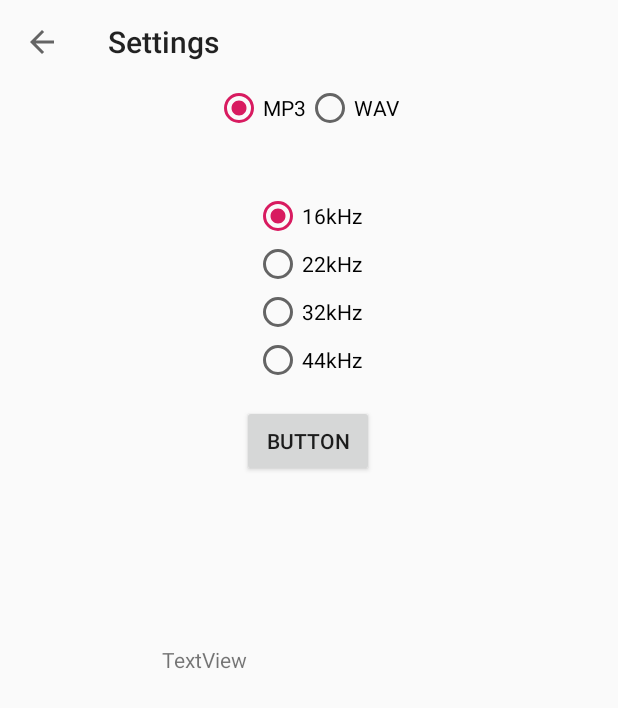
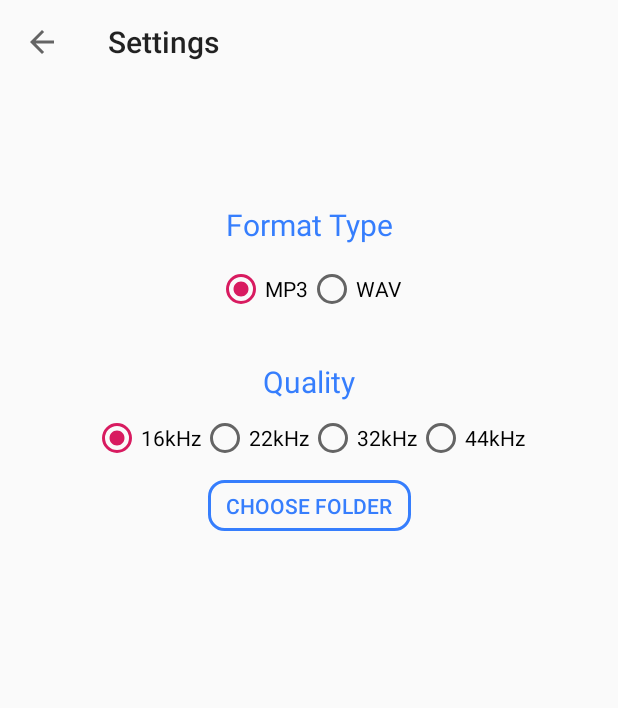
Before and after one commit to ChuHieu02/AudioRecorder, an Android app: the screen it shows after launch (SettingsActivity), after a tap on an icon or button, on a phone screen of 412 x 824 dp. Shown: the top 708 px of the screen. Run offline under Robolectric (Android 15) with nearby library versions, the phone set to English and light mode, and no system bars; libraries missing offline, so code that uses them is left out: com.codekidlabs.storagechooser, com.nbsp.materialfilepicker, lib.folderpicker.

Commit message:
MODAUDIORECORDER-36 Triển khai cho phép chọn thư mục trong máy để lưu file.

```diff
--- a/app/build.gradle
+++ b/app/build.gradle
@@ -31,7 +31,8 @@ dependencies {
     implementation 'com.squareup.picasso:picasso:2.71828'
     implementation 'com.android.support:design:28.0.0'
     implementation 'androidx.cardview:cardview:1.0.0'
-
+    implementation 'lib.kashif:folderpicker:2.4'
+    implementation 'com.github.codekidX:storage-chooser:2.0.4.4'
     implementation 'com.squareup.picasso:picasso:2.71828'
     implementation 'androidx.navigation:navigation-fragment:2.1.0'
     implementation 'androidx.navigation:navigation-ui:2.1.0'
--- a/app/src/main/AndroidManifest.xml
+++ b/app/src/main/AndroidManifest.xml
@@ -19,6 +19,7 @@
             android:theme="@style/AppTheme.NoActionBar"></activity>
         <activity
             android:name=".activity.SettingsActivity"
+            android:configChanges="orientation|screenSize"
             android:theme="@style/AppTheme.NoActionBar" />
         <activity
             android:name=".activity.DetailAudioActivity"
--- a/app/src/main/java/com/audiorecorder/voicerecorderhd/editor/MainActivity.java
+++ b/app/src/main/java/com/audiorecorder/voicerecorderhd/editor/MainActivity.java
@@ -4,6 +4,7 @@ import android.Manifest;
 import android.content.Context;
 import android.content.Intent;
 import android.content.SharedPreferences;
+import android.content.pm.PackageManager;
 import android.media.MediaPlayer;
 import android.media.MediaRecorder;
 import android.os.Build;
@@ -13,15 +14,20 @@ import android.os.SystemClock;
 import android.view.View;
 import android.webkit.PermissionRequest;
 import android.widget.Chronometer;
+import android.widget.FrameLayout;
 import android.widget.ImageView;
 import android.widget.Toast;
 
 import androidx.annotation.RequiresApi;
 import androidx.appcompat.app.AppCompatActivity;
 import androidx.appcompat.widget.Toolbar;
+import androidx.coordinatorlayout.widget.CoordinatorLayout;
+import androidx.core.app.ActivityCompat;
+import androidx.core.content.ContextCompat;
 
 import com.audiorecorder.voicerecorderhd.editor.activity.LibraryActivity;
 import com.audiorecorder.voicerecorderhd.editor.activity.SettingsActivity;
+import com.google.android.material.snackbar.Snackbar;
 
 import java.io.File;
 import java.io.IOException;
@@ -37,6 +43,7 @@ public class MainActivity extends AppCompatActivity implements View.OnClickListe
     private String outputFile;
     private int recordingStatus;
     private int pauseStatus;
+    private FrameLayout frameLayout;
     private long pauseOffsetChorno;
     private boolean isRunning;
     private Chronometer chronometerTimer;
@@ -46,7 +53,7 @@ public class MainActivity extends AppCompatActivity implements View.OnClickListe
     public static final String FORMAT_QUALITY = "formatQuality";
     public static final  String RECORDER_FOLDER = "DemoRecorderApp";
     public static final int SAMPLE_RATR_QUALITY = 1000;
-
+    public static final String DIRECTION_CHOOSER_PATH = "directionPath";
     @Override
     protected void onCreate(Bundle savedInstanceState) {
         super.onCreate(savedInstanceState);
@@ -56,32 +63,6 @@ public class MainActivity extends AppCompatActivity implements View.OnClickListe
         recordingStatus = 0;
         pauseStatus = 0;
         onRecordAudio();
-//        Dexter.withActivity(MainActivity.this)
-//                .withPermissions(Manifest.permission.WRITE_EXTERNAL_STORAGE,
-//                        Manifest.permission.READ_EXTERNAL_STORAGE,
-//                        Manifest.permission.RECORD_AUDIO,Manifest.permission.WRITE_SETTINGS)
-//                .withListener(new MultiplePermissionsListener(){
-//
-//                    @Override
-//                    public void onPermissionsChecked(MultiplePermissionsReport report) {
-//
-//                    }
-//
-//                    @Override
-//                    public void onPermissionRationaleShouldBeShown(List<PermissionRequest> permissions, PermissionToken token) {
-//
-//                    }
-//                })
-//                .check();
-//
-//        MultiplePermissionsListener dialogMultiplePermissionsListener =
-//                DialogOnAnyDeniedMultiplePermissionsListener.Builder
-//                        .withContext(MainActivity.this)
-//                        .withTitle("External Store & audio permission")
-//                        .withMessage("Both camera and audio permission are needed to take pictures of your cat")
-//                        .withButtonText(android.R.string.ok)
-//                        .withIcon(R.mipmap.ic_launcher)
-//                        .build();
 
     }
 
@@ -94,27 +75,26 @@ public class MainActivity extends AppCompatActivity implements View.OnClickListe
         ivPauseResume =(ImageView) findViewById(R.id.imageViewPauseResume);
         ivRecord =(ImageView) findViewById(R.id.imageViewRecord);
         ivPauseResume.setEnabled(false);
-
         ivBottomSettings.setOnClickListener(this);
         ivBottomLibrary.setOnClickListener(this);
 
     }
 
-
-
     private void createFile() {
-        File file = new File(Environment.getExternalStorageDirectory() + File.separator + "Recorder");
+//        File file = new File(Environment.getExternalStorageDirectory() + File.separator + "Recorder");
         SharedPreferences sharedPreferences= this.getSharedPreferences("audioSetting", Context.MODE_PRIVATE);
         if(sharedPreferences!= null){
             int checkStatus = sharedPreferences.getInt(FORMAT_TYPE,0);
+            String pathDirector = sharedPreferences.getString(DIRECTION_CHOOSER_PATH,Environment.getExternalStorageDirectory() + File.separator + "Recorder");
+            File file = new File(pathDirector);
             if(checkStatus == 0){
                 outputFile ="/"+ file.getAbsolutePath()+"/RecordFile"+System.currentTimeMillis()+".mp3";
             }else if(checkStatus == 1){
                 outputFile ="/"+ file.getAbsolutePath()+"/RecordFile"+System.currentTimeMillis()+".wav";
             }
-        }
-        if (!file.exists()) {
-            file.mkdirs();
+            if (!file.exists()) {
+                file.mkdirs();
+            }
         }
     }
 
@@ -309,4 +289,5 @@ public class MainActivity extends AppCompatActivity implements View.OnClickListe
         chronometerTimer.setBase(SystemClock.elapsedRealtime());
         pauseOffsetChorno = 0;
     }
+
 }
--- a/app/src/main/java/com/audiorecorder/voicerecorderhd/editor/activity/SettingsActivity.java
+++ b/app/src/main/java/com/audiorecorder/voicerecorderhd/editor/activity/SettingsActivity.java
@@ -4,6 +4,7 @@ import android.content.Context;
 import android.content.Intent;
 import android.content.SharedPreferences;
 import android.os.Bundle;
+import android.os.Environment;
 import android.util.Log;
 import android.view.View;
 import android.widget.Button;
@@ -15,11 +16,18 @@ import android.widget.Toast;
 import androidx.appcompat.app.AppCompatActivity;
 import androidx.appcompat.widget.Toolbar;
 
+import com.audiorecorder.voicerecorderhd.editor.MainActivity;
 import com.audiorecorder.voicerecorderhd.editor.R;
+import com.codekidlabs.storagechooser.StorageChooser;
 import com.nbsp.materialfilepicker.MaterialFilePicker;
 import com.nbsp.materialfilepicker.ui.FilePickerActivity;
 
+import java.io.File;
+
+import lib.folderpicker.FolderPicker;
+
 public class SettingsActivity extends AppCompatActivity {
+    private static final String STATIC_PATH = Environment.getExternalStorageDirectory().getAbsolutePath() ;
     private Toolbar toolbar;
     private RadioGroup radioGroupFormatType,radioGroupSetQuality;
     private RadioButton radioButtonMp3, radioButtonWav;
@@ -30,6 +38,7 @@ public class SettingsActivity extends AppCompatActivity {
     public static final String FORMAT_TYPE = "formatType";
     public static final String FORMAT_QUALITY = "formatQuality";
     public static final String AUDIO_SETTING = "audioSetting";
+    public static final String DIRECTION_CHOOSER_PATH = "directionPath";
     private String pathDirection;
 
 
@@ -61,38 +70,40 @@ public class SettingsActivity extends AppCompatActivity {
         buttonChooseFolder.setOnClickListener(new View.OnClickListener() {
             @Override
             public void onClick(View v) {
-                new MaterialFilePicker()
+                SharedPreferences sharedPreferences= getSharedPreferences(AUDIO_SETTING, Context.MODE_PRIVATE);
+                StorageChooser chooser = new StorageChooser.Builder()
                         .withActivity(SettingsActivity.this)
-                        .withRequestCode(1000)
-                        // .withFilter(Pattern.compile(".*\\.mp3$")) // Filtering files and directories by file name using regexp
-                        .withFilterDirectories(true) // Set directories filterable (false by default)
-                        .withHiddenFiles(true) // Show hidden files and folders
-                        .start();
+                        .withPredefinedPath(STATIC_PATH)
+                        .actionSave(true)
+                        .withFragmentManager(getFragmentManager())
+                        .allowCustomPath(true)
+                        .allowAddFolder(true)
+                        .withPreference(sharedPreferences)
+                        .setType(StorageChooser.DIRECTORY_CHOOSER)
+                        .withMemoryBar(true)
+                        .build()
+                        ;
+                chooser.show();
+                chooser.setOnSelectListener(new StorageChooser.OnSelectListener() {
+                    @Override
+                    public void onSelect(String path) {
+                        Log.e("SELECTED_PATH", path);
+                        SharedPreferences sharedPreferences= getSharedPreferences(AUDIO_SETTING, Context.MODE_PRIVATE);
+                        final SharedPreferences.Editor editor = sharedPreferences.edit();
+                        editor.putString(DIRECTION_CHOOSER_PATH,path);
+                        editor.apply();
+                        Toast.makeText(getApplicationContext(), path, Toast.LENGTH_LONG).show();
+                    }
+                });
             }
         });
     }
-    @Override
-    protected void onActivityResult(int requestCode, int resultCode, Intent data) {
-        super.onActivityResult(requestCode, resultCode, data);
 
-        if (requestCode == 1 && resultCode == RESULT_OK) {
-            String filePath = data.getStringExtra(FilePickerActivity.RESULT_FILE_PATH);
-            // Do anything with file
-            textView.setText(filePath);
-            if (filePath != null) {
-                Log.d("Path (fragment): ", filePath);
-                Toast.makeText(SettingsActivity.this, "Picked file in fragment: " + filePath, Toast.LENGTH_LONG).show();
-            }
-
-        }
-    }
     @Override
     public boolean onSupportNavigateUp() {
         onBackPressed();
         return true;
     }
-
-
 
     private void settingAudio(){
         SharedPreferences sharedPreferences= this.getSharedPreferences(AUDIO_SETTING, Context.MODE_PRIVATE);
--- /dev/null
+++ b/app/src/main/res/drawable/all_custom_button_background.xml
@@ -0,0 +1,15 @@
+<?xml version="1.0" encoding="utf-8"?>
+<shape xmlns:android="http://schemas.android.com/apk/res/android" android:shape="rectangle" >
+    <corners
+        android:radius="10dp"
+        />
+
+    <size
+        android:width="@dimen/all_50dp"
+        android:height="@dimen/all_24dp"
+        />
+    <stroke
+        android:width="@dimen/all_2dp"
+        android:color="@color/colorPrimary"
+        />
+</shape>
--- a/app/src/main/res/layout/activity_settings.xml
+++ b/app/src/main/res/layout/activity_settings.xml
@@ -9,98 +9,113 @@
     <include
         android:id="@+id/include4"
         layout="@layout/view_toolbar"
-        tools:layout_editor_absoluteX="-16dp"
-        tools:layout_editor_absoluteY="-34dp"></include>
+        tools:layout_editor_absoluteX="15dp"
+        tools:layout_editor_absoluteY="-39dp"></include>
 
     <RadioGroup
         android:id="@+id/rgFormatType"
-        android:layout_width="125dp"
-        android:layout_height="43dp"
+        android:layout_width="wrap_content"
+        android:layout_height="wrap_content"
         android:layout_alignParentStart="true"
         android:layout_alignParentLeft="true"
-        android:layout_marginTop="56dp"
+        android:layout_marginTop="13dp"
         android:orientation="horizontal"
         app:layout_constraintEnd_toEndOf="parent"
         app:layout_constraintStart_toStartOf="parent"
-        app:layout_constraintTop_toTopOf="parent">
+        app:layout_constraintTop_toBottomOf="@+id/textView7">
 
         <RadioButton
             android:id="@+id/rbMp3"
             android:layout_width="wrap_content"
             android:layout_height="wrap_content"
             android:checked="false"
-            android:text="MP3" />
+            android:text="@string/rb_fomat_type_mp3" />
 
         <RadioButton
             android:id="@+id/rbWav"
             android:layout_width="wrap_content"
             android:layout_height="wrap_content"
             android:checked="false"
-            android:text="WAV" />
+            android:text="@string/rb_fomat_type_wav" />
 
     </RadioGroup>
 
     <RadioGroup
         android:id="@+id/rgSetQuality"
-        android:layout_width="74dp"
-        android:layout_height="134dp"
+        android:layout_width="wrap_content"
+        android:layout_height="wrap_content"
         android:layout_alignParentStart="true"
         android:layout_alignParentLeft="true"
-        android:layout_marginTop="128dp"
-        android:orientation="vertical"
+        android:layout_marginTop="8dp"
+        android:orientation="horizontal"
         app:layout_constraintEnd_toEndOf="parent"
         app:layout_constraintStart_toStartOf="parent"
-        app:layout_constraintTop_toTopOf="parent">
+        app:layout_constraintTop_toBottomOf="@+id/textView8">
 
         <RadioButton
             android:id="@+id/rb16kHz"
             android:layout_width="wrap_content"
             android:layout_height="wrap_content"
             android:checked="false"
-            android:text="16kHz" />
+            android:text="@string/rb_quality_16kHz" />
 
         <RadioButton
             android:id="@+id/rb22kHz"
             android:layout_width="wrap_content"
             android:layout_height="wrap_content"
             android:checked="false"
-            android:text="22kHz" />
+            android:text="@string/rb_quality_22kHz" />
 
         <RadioButton
             android:id="@+id/rb32kHz"
             android:layout_width="wrap_content"
             android:layout_height="wrap_content"
             android:checked="false"
-            android:text="32kHz" />
+            android:text="@string/rb_quality_32kHz" />
 
         <RadioButton
             android:id="@+id/rb44kHz"
             android:layout_width="wrap_content"
             android:layout_height="wrap_content"
             android:checked="false"
-            android:text="44kHz" />
+            android:text="@string/rb_quality_44kHz" />
 
     </RadioGroup>
 
     <Button
         android:id="@+id/btChooseFolder"
-        android:layout_width="wrap_content"
-        android:layout_height="wrap_content"
-        android:layout_marginTop="8dp"
-        android:text="Button"
+        android:layout_width="@dimen/all_135dp"
+        android:layout_height="@dimen/all_34dp"
+        android:layout_marginTop="12dp"
+        android:background="@drawable/all_custom_button_background"
+        android:text="@string/bt_choose_director_path"
+        android:textColor="@color/colorPrimary"
         app:layout_constraintEnd_toEndOf="parent"
-        app:layout_constraintHorizontal_bias="0.498"
         app:layout_constraintStart_toStartOf="parent"
         app:layout_constraintTop_toBottomOf="@+id/rgSetQuality" />
 
     <TextView
-        android:id="@+id/textView"
-        android:layout_width="196dp"
-        android:layout_height="33dp"
-        android:layout_marginTop="112dp"
-        android:text="TextView"
+        android:id="@+id/textView7"
+        android:layout_width="wrap_content"
+        android:layout_height="wrap_content"
+        android:layout_marginTop="136dp"
+        android:text="@string/tv_setting_format_type"
+        android:textColor="@color/colorPrimary"
+        android:textSize="@dimen/all_20sp"
         app:layout_constraintEnd_toEndOf="parent"
         app:layout_constraintStart_toStartOf="parent"
-        app:layout_constraintTop_toBottomOf="@+id/btChooseFolder" />
+        app:layout_constraintTop_toTopOf="parent" />
+
+    <TextView
+        android:id="@+id/textView8"
+        android:layout_width="wrap_content"
+        android:layout_height="wrap_content"
+        android:layout_marginTop="32dp"
+        android:text="@string/tv_setting_quality"
+        android:textColor="@color/colorPrimary"
+        android:textSize="@dimen/all_20sp"
+        app:layout_constraintEnd_toEndOf="parent"
+        app:layout_constraintStart_toStartOf="parent"
+        app:layout_constraintTop_toBottomOf="@+id/rgFormatType" />
 
 </androidx.constraintlayout.widget.ConstraintLayout>
--- a/app/src/main/res/values/dimens.xml
+++ b/app/src/main/res/values/dimens.xml
@@ -1,5 +1,6 @@
 <?xml version="1.0" encoding="utf-8"?>
 <resources>
+    <dimen name="all_2dp">2dp</dimen>
     <dimen name="all_16dp">16dp</dimen>
     <dimen name="all_50dp">50dp</dimen>
     <dimen name="all_10dp">10dp</dimen>
@@ -12,4 +13,6 @@
     <dimen name="all_25sp">25sp</dimen>
     <dimen name="all_20sp">20sp</dimen>
     <dimen name="all_8dp">8dp</dimen>
+    <dimen name="all_135dp">135dp</dimen>
+    <dimen name="all_34dp">34dp</dimen>
 </resources>
--- a/app/src/main/res/values/strings.xml
+++ b/app/src/main/res/values/strings.xml
@@ -27,5 +27,13 @@
     <string name="dialog_bt_no">No</string>
     <string name="dialog_tv_rename">Are you sure rename ?</string>
 
-
+    <string name="bt_choose_director_path">Choose Folder</string>
+    <string name="tv_setting_format_type">Format Type</string>
+    <string name="tv_setting_quality">Quality</string>
+    <string name="rb_fomat_type_mp3">MP3</string>
+    <string name="rb_fomat_type_wav">WAV</string>
+    <string name="rb_quality_16kHz">16kHz</string>
+    <string name="rb_quality_22kHz">22kHz</string>
+    <string name="rb_quality_32kHz">32kHz</string>
+    <string name="rb_quality_44kHz">44kHz</string>
 </resources>
--- a/build.gradle
+++ b/build.gradle
@@ -20,7 +20,9 @@ allprojects {
         jcenter()
         maven {
             url  "http://dl.bintray.com/lukaville/maven"
+
         }
+        maven { url "https://jitpack.io" }
 
     }
 }
```
